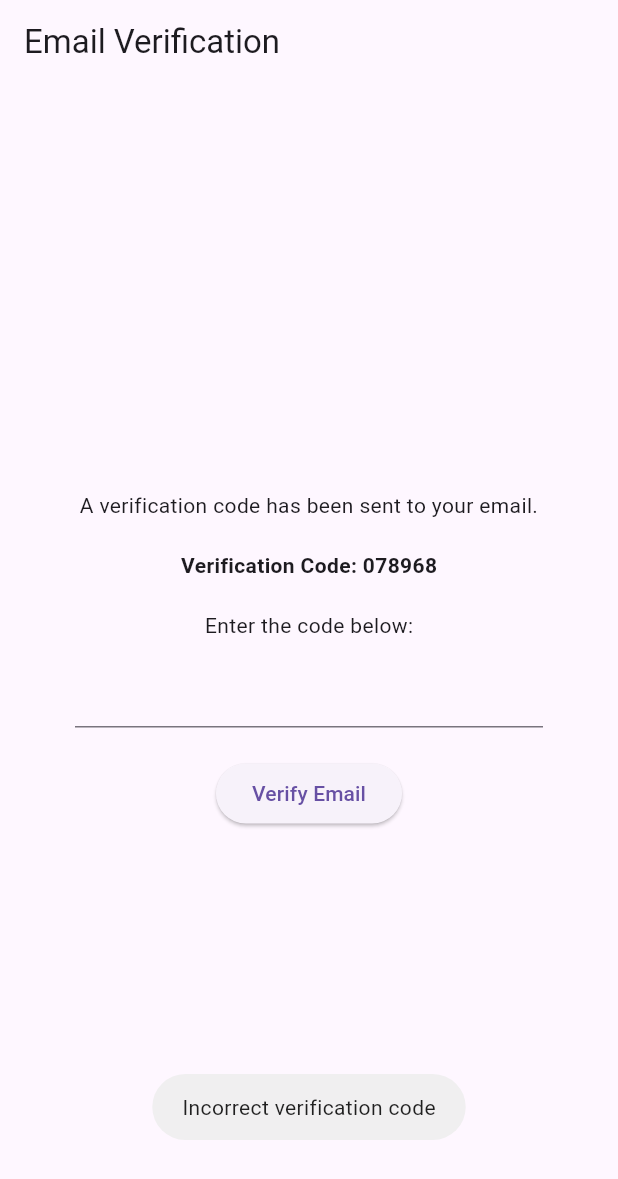
After one commit to Nouman-Usman/ScrapOut, a Flutter app: the EmailVerificationPage screen opened directly, after a tap on "Verify Email", on a phone screen of 412 x 824 dp. The commit adds this screen. Shown: the top 1179 px of the screen. Run offline on Flutter 3.47's test engine with Material 3 defaults, Android fonts, the phone set to English and light mode, and no system bars; our stand-ins replace animate_do, cloud_firestore, firebase_auth, firebase_core, fluttertoast, get and 1 more; accounts and stored records are empty.

Commit message:
Email Verification Done Using Firebase

```diff
--- a/lib/Login.dart
+++ b/lib/Login.dart
@@ -1,7 +1,7 @@
 import 'package:firebase_auth/firebase_auth.dart';
 import 'package:flutter/material.dart';
 import 'package:animate_do/animate_do.dart';
-import 'package:chapter_3_statefull_widgets/SignUp.dart';
+import 'package:Scrap_Out/SignUp.dart';
 import 'package:fluttertoast/fluttertoast.dart';
 
 import 'OnBoardingPage.dart';
@@ -21,8 +21,8 @@ class _HomePageState extends State<HomePage> {
   Future<void> _login() async {
     User? user = _auth.currentUser;
     try {
-      if (user != null && !user.emailVerified) {
-        print(user.emailVerified);
+      if (user != null) {
+        if (!user.emailVerified) {
           print('Email Not Verified');
           // Show a message to the user indicating that email is not verified
           Fluttertoast.showToast(
@@ -39,6 +39,11 @@ class _HomePageState extends State<HomePage> {
           // Only navigate to the OnBoarding screen if sign-in is successful
           Navigator.push(context, MaterialPageRoute(builder: (_) => OnBoarding()));
         }
+      } else {
+        // If user is null, handle the case where the user is not logged in
+        print('User not logged in');
+        // Show a message or handle this case accordingly
+      }
     } catch (e) {
       // Handle login errors
       Fluttertoast.showToast(
@@ -48,6 +53,7 @@ class _HomePageState extends State<HomePage> {
       );
     }
   }
+
 
 
   @override
--- a/lib/OnBoardingPage.dart
+++ b/lib/OnBoardingPage.dart
@@ -1,4 +1,4 @@
-import 'package:chapter_3_statefull_widgets/content_model.dart';
+import 'package:Scrap_Out/content_model.dart';
 import 'package:flutter/material.dart';
 import 'package:animate_do/animate_do.dart';
 import 'Login.dart';
--- /dev/null
+++ b/lib/emailVerification.dart
@@ -0,0 +1,163 @@
+import 'dart:async';
+import 'package:firebase_auth/firebase_auth.dart';
+import 'package:flutter/material.dart';
+import 'package:fluttertoast/fluttertoast.dart';
+import 'package:random_string/random_string.dart';
+
+class EmailVerificationPage extends StatefulWidget {
+  @override
+  _EmailVerificationPageState createState() => _EmailVerificationPageState();
+}
+
+class _EmailVerificationPageState extends State<EmailVerificationPage> {
+  final FirebaseAuth _auth = FirebaseAuth.instance;
+  String _verificationCode = '';
+  Timer? _timer;
+
+  @override
+  void initState() {
+    super.initState();
+    _generateVerificationCode();
+    _startTimer();
+  }
+
+  @override
+  void dispose() {
+    _timer?.cancel();
+    super.dispose();
+  }
+
+  void _generateVerificationCode() {
+    _verificationCode = randomNumeric(6);
+    // Send the verification code to the user's email address
+    _sendVerificationEmail(_verificationCode);
+  }
+
+  void _sendVerificationEmail(String code) {
+    // Code to send the verification code via email
+    print('Verification code: $code');
+    // In a real app, you would send the code to the user's email using a service like Firebase Authentication
+  }
+
+  void _startTimer() {
+    const duration = Duration(seconds: 30);
+    _timer = Timer(duration, () {
+      // Reset the verification code after 30 seconds
+      setState(() {
+        _generateVerificationCode();
+      });
+    });
+  }
+
+  Future<void> _verifyEmail(String enteredCode) async {
+    if (enteredCode == _verificationCode) {
+      _timer?.cancel(); // Stop the timer
+      // Mark the email as verified
+      try {
+        await _auth.currentUser!.reload();
+        if (_auth.currentUser!.emailVerified) {
+          // Email is verified
+          Fluttertoast.showToast(
+            msg: "Email verified successfully",
+            toastLength: Toast.LENGTH_SHORT,
+            gravity: ToastGravity.BOTTOM,
+          );
+          // Navigate to the next screen
+          Navigator.pushReplacement(
+            context,
+            MaterialPageRoute(builder: (_) => NextScreen()),
+          );
+        } else {
+          // Email is not verified
+          Fluttertoast.showToast(
+            msg: "Email verification failed",
+            toastLength: Toast.LENGTH_SHORT,
+            gravity: ToastGravity.BOTTOM,
+          );
+        }
+      } catch (e) {
+        print('Error verifying email: $e');
+        Fluttertoast.showToast(
+          msg: "Email verification failed",
+          toastLength: Toast.LENGTH_SHORT,
+          gravity: ToastGravity.BOTTOM,
+        );
+      }
+    } else {
+      // Incorrect verification code
+      Fluttertoast.showToast(
+        msg: "Incorrect verification code",
+        toastLength: Toast.LENGTH_SHORT,
+        gravity: ToastGravity.BOTTOM,
+      );
+    }
+  }
+
+  @override
+  Widget build(BuildContext context) {
+    return Scaffold(
+      appBar: AppBar(
+        title: Text('Email Verification'),
+      ),
+      body: Center(
+        child: Column(
+          mainAxisAlignment: MainAxisAlignment.center,
+          children: <Widget>[
+            Text(
+              'A verification code has been sent to your email.',
+              textAlign: TextAlign.center,
+            ),
+            SizedBox(height: 20),
+            Text(
+              'Verification Code: $_verificationCode',
+              style: TextStyle(fontWeight: FontWeight.bold),
+            ),
+            SizedBox(height: 20),
+            Text(
+              'Enter the code below:',
+            ),
+            SizedBox(height: 10),
+            Padding(
+              padding: EdgeInsets.symmetric(horizontal: 50),
+              child: TextField(
+                keyboardType: TextInputType.number,
+                textAlign: TextAlign.center,
+                onChanged: (value) {
+                  // You can validate the entered code here if needed
+                },
+              ),
+            ),
+            SizedBox(height: 20),
+            ElevatedButton(
+              onPressed: () {
+                // Replace 'enteredCode' with the value entered by the user
+                _verifyEmail('enteredCode');
+              },
+              child: Text('Verify Email'),
+            ),
+          ],
+        ),
+      ),
+    );
+  }
+}
+
+class NextScreen extends StatelessWidget {
+  @override
+  Widget build(BuildContext context) {
+    return Scaffold(
+      appBar: AppBar(
+        title: Text('Next Screen'),
+      ),
+      body: Center(
+        child: Text('Email verified. You can proceed to the next screen.'),
+      ),
+    );
+  }
+}
+
+void main() {
+  runApp(MaterialApp(
+    home: EmailVerificationPage(),
+  ));
+}
--- a/lib/main.dart
+++ b/lib/main.dart
@@ -2,6 +2,7 @@ import 'package:flutter/material.dart';
 import 'OnBoardingPage.dart';
 import 'package:firebase_core/firebase_core.dart';
 import 'firebase_options.dart';
+
 
 void main() async {
   WidgetsFlutterBinding.ensureInitialized();
--- a/pubspec.yaml
+++ b/pubspec.yaml
@@ -1,4 +1,4 @@
-name: chapter_3_statefull_widgets
+name: Scrap_Out
 description: "Statefull widgets"
 # The following line prevents the package from being accidentally published to
 # pub.dev using `flutter pub publish`. This is preferred for private packages.
@@ -43,6 +43,7 @@ dependencies:
   lottie: ^3.0.0
   fluttertoast:
   firebase_core: ^2.4.1
+  random_string:
   cloud_firestore:
   firebase_auth:
 
```
Also changed, not shown: pubspec.lock, 41 other files. Lines whose indentation alone changed are shown as unchanged.
